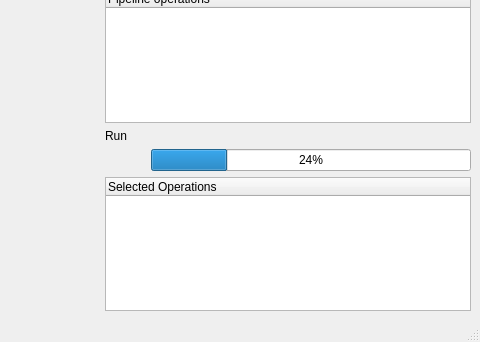
Before: the Qt Designer form gui.ui in N-M-T/pyCGM_Studio, drawn with Qt 5; both pictures show x 696 to 1176 and y 467 to 809 of the 1176 by 809 pixel window.
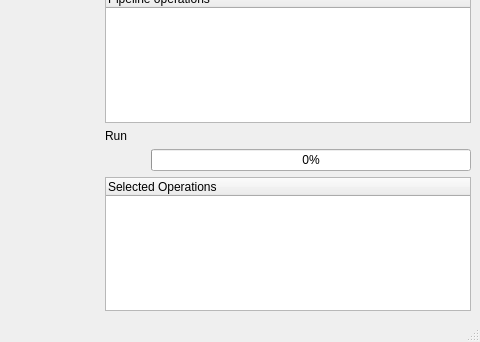
After: the same form once the commit is applied. Icons and pictures are not drawn.

```diff
--- a/gui.ui
+++ b/gui.ui
@@ -457,7 +457,7 @@
          <item>
           <widget class="QProgressBar" name="progressBar">
            <property name="value">
-            <number>24</number>
+            <number>0</number>
            </property>
           </widget>
          </item>
```
Left out of the diff: 2 changed lines with no effect on the pictures.
